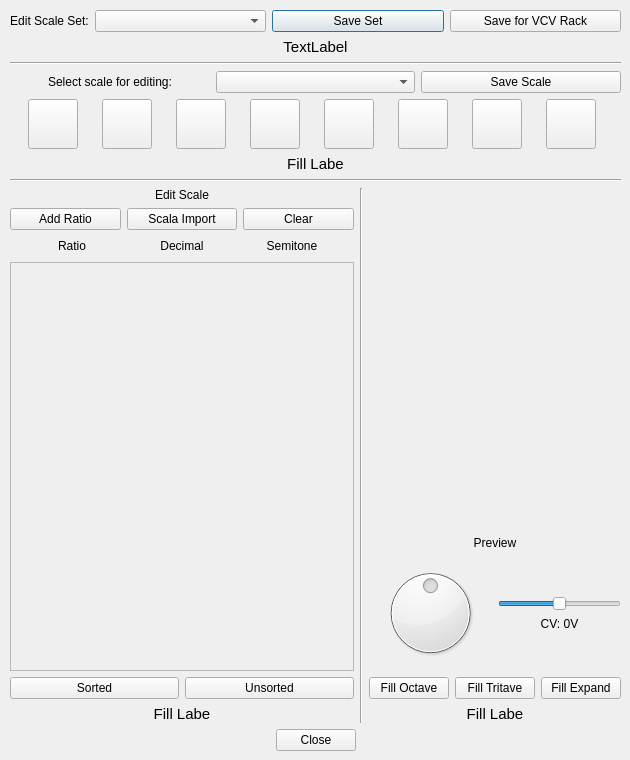
Above: ui_resources/sync3_scale_editor.ui from starlingcode/viaflash before the change. Below: the same form after it.
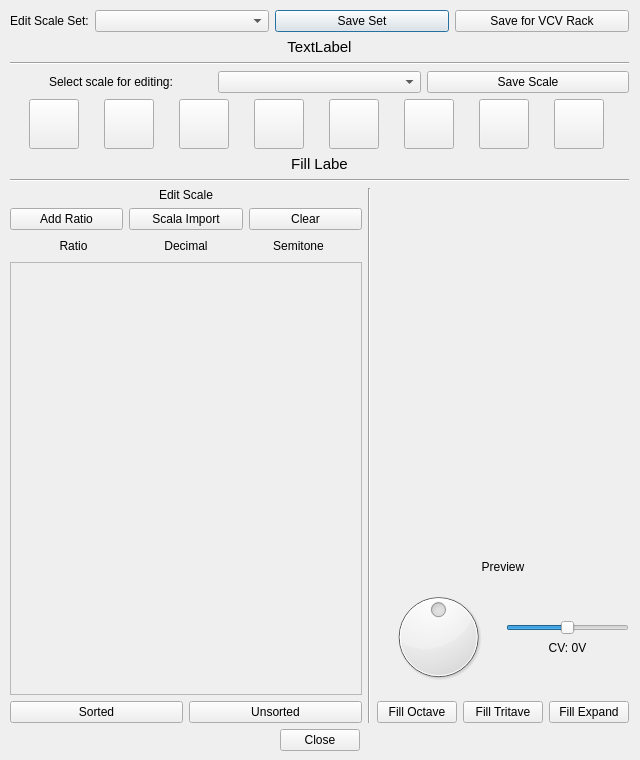
That is the form after the change. Custom widgets are drawn as their Qt base class.

Diff of the .ui file:
```diff
--- a/ui_resources/sync3_scale_editor.ui
+++ b/ui_resources/sync3_scale_editor.ui
@@ -6,7 +6,7 @@
    <rect>
     <x>0</x>
     <y>0</y>
-    <width>630</width>
+    <width>640</width>
     <height>760</height>
    </rect>
   </property>
@@ -30,7 +30,7 @@
     <rect>
      <x>10</x>
      <y>10</y>
-     <width>611</width>
+     <width>619</width>
      <height>741</height>
     </rect>
    </property>
@@ -531,8 +531,8 @@
             <rect>
              <x>0</x>
              <y>0</y>
-             <width>282</width>
-             <height>303</height>
+             <width>284</width>
+             <height>314</height>
             </rect>
            </property>
           </widget>
@@ -568,30 +568,6 @@
           </item>
          </layout>
         </item>
-        <item>
-         <widget class="QLabel" name="sortedHelp">
-          <property name="sizePolicy">
-           <sizepolicy hsizetype="Preferred" vsizetype="Minimum">
-            <horstretch>0</horstretch>
-            <verstretch>0</verstretch>
-           </sizepolicy>
-          </property>
-          <property name="font">
-           <font>
-            <pointsize>11</pointsize>
-           </font>
-          </property>
-          <property name="text">
-           <string>Fill Labe</string>
-          </property>
-          <property name="alignment">
-           <set>Qt::AlignCenter</set>
-          </property>
-          <property name="wordWrap">
-           <bool>true</bool>
-          </property>
-         </widget>
-        </item>
        </layout>
       </item>
       <item>
@@ -788,30 +764,6 @@
           </item>
          </layout>
         </item>
-        <item>
-         <widget class="QLabel" name="fillHelp">
-          <property name="sizePolicy">
-           <sizepolicy hsizetype="Preferred" vsizetype="Minimum">
-            <horstretch>0</horstretch>
-            <verstretch>0</verstretch>
-           </sizepolicy>
-          </property>
-          <property name="font">
-           <font>
-            <pointsize>11</pointsize>
-           </font>
-          </property>
-          <property name="text">
-           <string>Fill Labe</string>
-          </property>
-          <property name="alignment">
-           <set>Qt::AlignCenter</set>
-          </property>
-          <property name="wordWrap">
-           <bool>true</bool>
-          </property>
-         </widget>
-        </item>
        </layout>
       </item>
      </layout>
```
